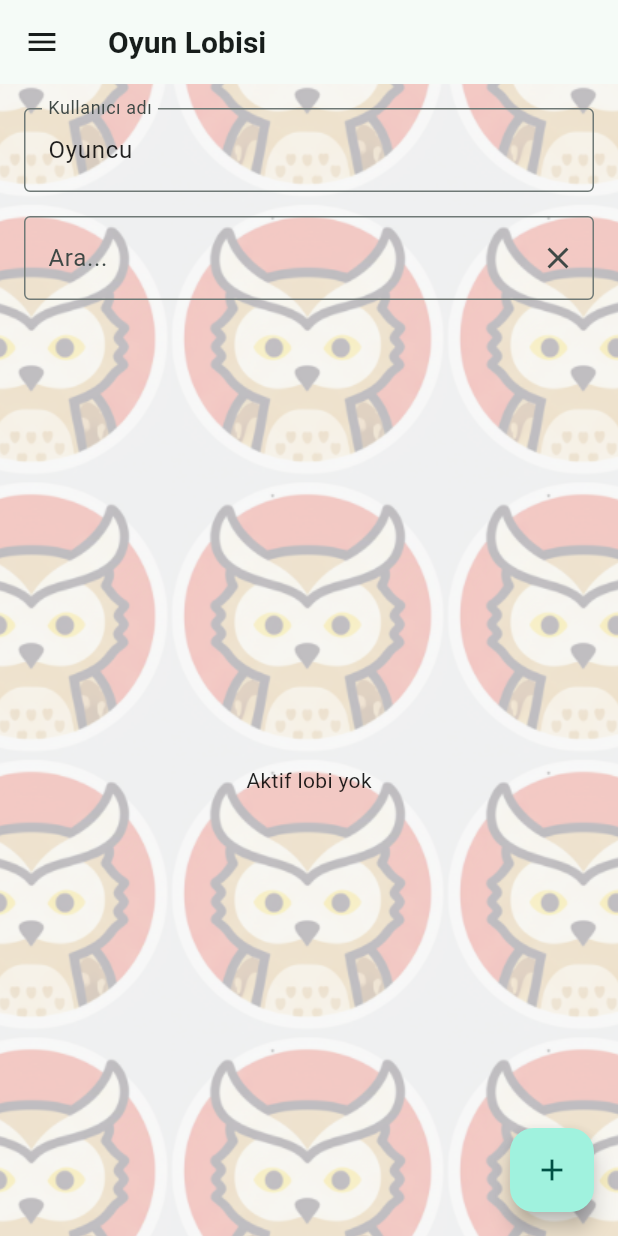
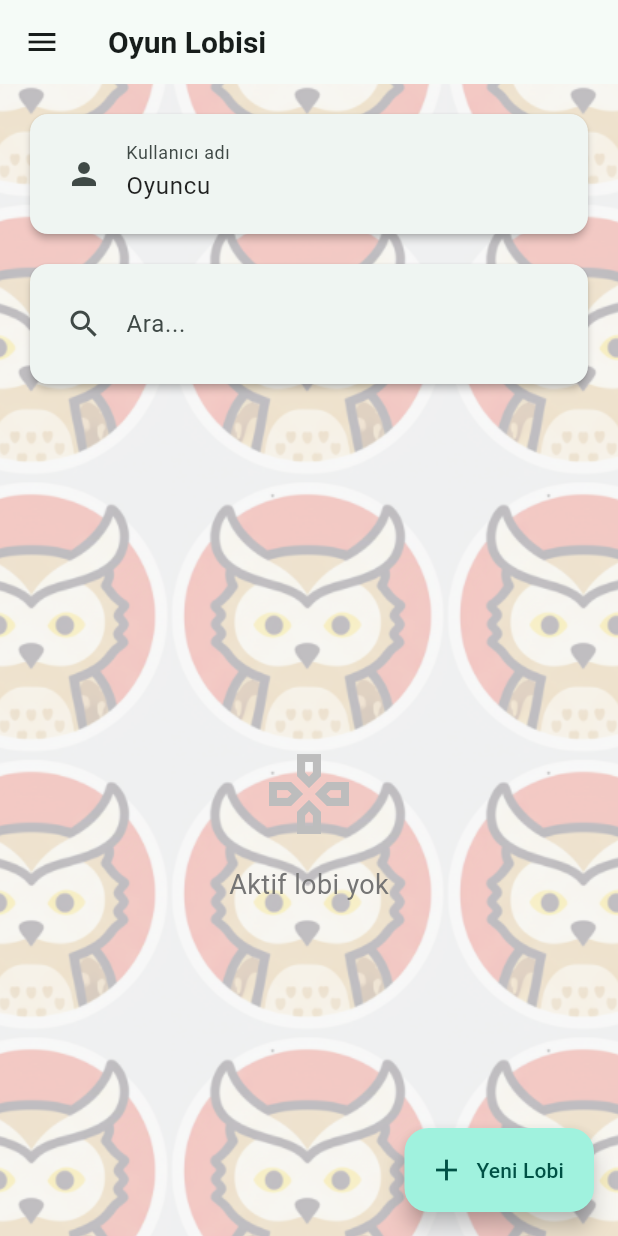
Before and after one commit to mustafaf8/Whats-Your-Mood, a Flutter app: the LobbyScreen screen opened by its route, on a phone screen of 412 x 824 dp. Run offline on Flutter 3.47's test engine with Material 3 defaults, Android fonts, the phone set to English and light mode, and no system bars; our stand-ins replace firebase_auth, firebase_core, firebase_database, flutter_riverpod, go_router; missing offline and left inert: flame; accounts and stored records are empty.

Commit message:
Enhance GameScreen and LobbyScreen functionality by initializing game state listener only once to prevent redundant updates. Refactor LobbyScreen layout to improve UI with better card presentation and search functionality, including dynamic search text handling and improved user feedback for empty results.

```diff
--- a/lib/features/lobby/presentation/lobby_screen.dart
+++ b/lib/features/lobby/presentation/lobby_screen.dart
@@ -20,6 +20,7 @@ class _LobbyScreenState extends ConsumerState<LobbyScreen> {
   final TextEditingController _username = TextEditingController(text: 'Oyuncu');
   final TextEditingController _searchController = TextEditingController();
   bool _busy = false;
+  bool _hasSearchText = false;
 
   late final GameRepository _repo;
 
@@ -179,34 +180,63 @@ class _LobbyScreenState extends ConsumerState<LobbyScreen> {
 
     return Scaffold(
       backgroundColor: Colors.transparent,
-      appBar: AppBar(title: const Text('Oyun Lobisi')),
+      appBar: AppBar(
+        title: const Text('Oyun Lobisi'),
+        elevation: 0,
+      ),
       drawer: const DrawerMenu(),
-      body: Column(
+      body: SafeArea(
+        child: Column(
           children: [
             Padding(
               padding: const EdgeInsets.all(16),
               child: Column(
                 crossAxisAlignment: CrossAxisAlignment.stretch,
                 children: [
-                TextField(
+                  Card(
+                    elevation: 2,
+                    child: Padding(
+                      padding: const EdgeInsets.all(12),
+                      child: TextField(
                         controller: _username,
                         decoration: const InputDecoration(
                           labelText: 'Kullanıcı adı',
-                    border: OutlineInputBorder(),
+                          border: InputBorder.none,
+                          prefixIcon: Icon(Icons.person),
                         ),
                       ),
-                const SizedBox(height: 16),
-                TextField(
+                    ),
+                  ),
+                  const SizedBox(height: 12),
+                  Card(
+                    elevation: 2,
+                    child: Padding(
+                      padding: const EdgeInsets.all(12),
+                      child: TextField(
                         controller: _searchController,
                         decoration: InputDecoration(
                           labelText: 'Ara...',
-                    border: const OutlineInputBorder(),
-                    suffixIcon: IconButton(
+                          border: InputBorder.none,
+                          prefixIcon: const Icon(Icons.search),
+                          suffixIcon: _hasSearchText
+                              ? IconButton(
                                   icon: const Icon(Icons.clear),
-                      onPressed: () => _searchController.clear(),
+                                  onPressed: () {
+                                    _searchController.clear();
+                                    setState(() {
+                                      _hasSearchText = false;
+                                    });
+                                  },
+                                )
+                              : null,
+                        ),
+                        onChanged: (value) {
+                          setState(() {
+                            _hasSearchText = value.isNotEmpty;
+                          });
+                        },
                       ),
                     ),
-                  onChanged: (_) => setState(() {}),
                   ),
                 ],
               ),
@@ -223,10 +253,25 @@ class _LobbyScreenState extends ConsumerState<LobbyScreen> {
 
                   if (filtered.isEmpty) {
                     return Center(
-                    child: Text(
+                      child: Column(
+                        mainAxisAlignment: MainAxisAlignment.center,
+                        children: [
+                          Icon(
+                            searchQuery.isEmpty ? Icons.games_outlined : Icons.search_off,
+                            size: 64,
+                            color: Colors.grey[400],
+                          ),
+                          const SizedBox(height: 16),
+                          Text(
                             searchQuery.isEmpty
                                 ? 'Aktif lobi yok'
                                 : 'Sonuç bulunamadı',
+                            style: TextStyle(
+                              fontSize: 18,
+                              color: Colors.grey[600],
+                            ),
+                          ),
+                        ],
                       ),
                     );
                   }
@@ -250,14 +295,25 @@ class _LobbyScreenState extends ConsumerState<LobbyScreen> {
                   );
                 },
                 loading: () => const Center(child: CircularProgressIndicator()),
-              error: (e, _) => Center(child: Text('Hata: $e')),
+                error: (e, _) => Center(
+                  child: Column(
+                    mainAxisAlignment: MainAxisAlignment.center,
+                    children: [
+                      const Icon(Icons.error_outline, size: 64, color: Colors.red),
+                      const SizedBox(height: 16),
+                      Text('Hata: $e'),
+                    ],
+                  ),
+                ),
               ),
             ),
           ],
         ),
-      floatingActionButton: FloatingActionButton(
+      ),
+      floatingActionButton: FloatingActionButton.extended(
         onPressed: _busy ? null : _showCreateLobbyDialog,
-        child: const Icon(Icons.add),
+        icon: const Icon(Icons.add),
+        label: const Text('Yeni Lobi'),
       ),
     );
   }
--- a/pubspec.yaml
+++ b/pubspec.yaml
@@ -98,6 +98,7 @@ flutter:
   assets:
     - lib/assets/avatar/
     - lib/assets/textures/
+    - lib/assets/textures/table_felt.png
 
   # An image asset can refer to one or more resolution-specific "variants", see
   # https://flutter.dev/to/resolution-aware-images
```
Also changed, not shown: lib/features/game/flame/card_table_game.dart (+66 -8 lines), lib/features/game/flame/components/flame_photo_card.dart (+18 -20 lines), lib/features/game/presentation/game_screen.dart (+10 -3 lines), lib/assets/textures/table_felt.png (added). Lines whose indentation alone changed are shown as unchanged.
